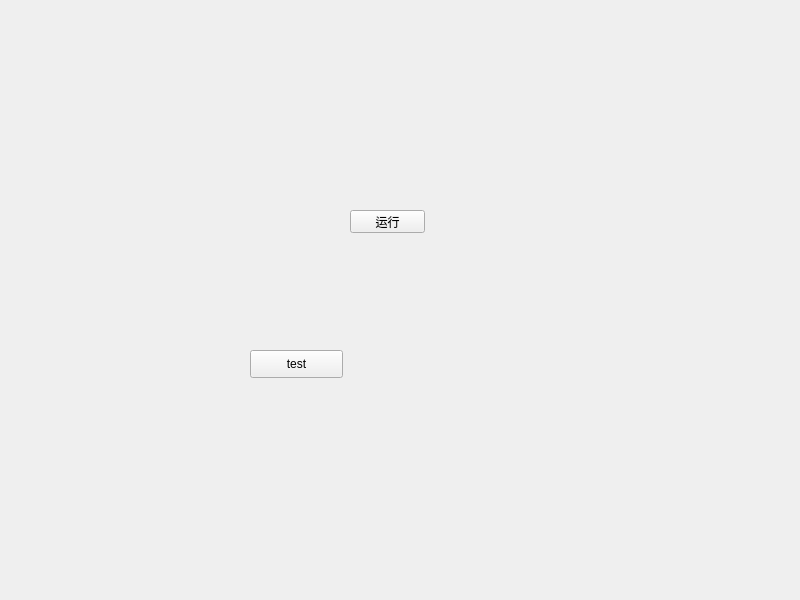
Old version of the form QtCode/24_Qqueue/widget.ui in the repository llx168/llx.
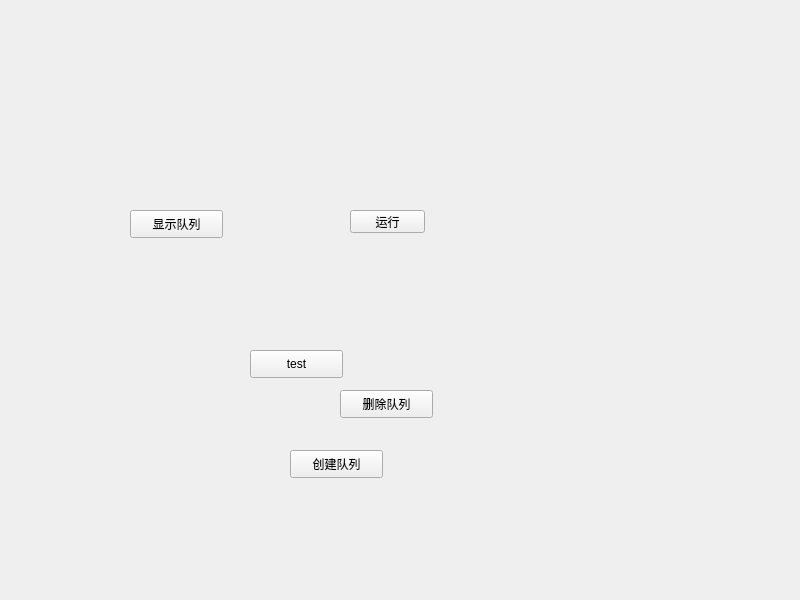
New version of the form.

Diff of the .ui file:
```diff
--- a/QtCode/24_Qqueue/widget.ui
+++ b/QtCode/24_Qqueue/widget.ui
@@ -39,6 +39,45 @@
     <string>test</string>
    </property>
   </widget>
+  <widget class="QPushButton" name="display_queue">
+   <property name="geometry">
+    <rect>
+     <x>130</x>
+     <y>210</y>
+     <width>93</width>
+     <height>28</height>
+    </rect>
+   </property>
+   <property name="text">
+    <string>显示队列</string>
+   </property>
+  </widget>
+  <widget class="QPushButton" name="delete_queue">
+   <property name="geometry">
+    <rect>
+     <x>340</x>
+     <y>390</y>
+     <width>93</width>
+     <height>28</height>
+    </rect>
+   </property>
+   <property name="text">
+    <string>删除队列</string>
+   </property>
+  </widget>
+  <widget class="QPushButton" name="create_queue">
+   <property name="geometry">
+    <rect>
+     <x>290</x>
+     <y>450</y>
+     <width>93</width>
+     <height>28</height>
+    </rect>
+   </property>
+   <property name="text">
+    <string>创建队列</string>
+   </property>
+  </widget>
  </widget>
  <resources/>
  <connections/>
```
